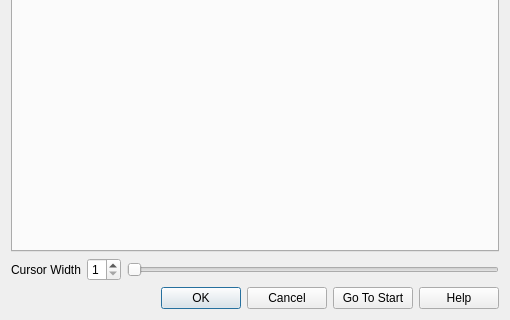
NifTK/NifTK, file Code/Gui/MITK/Plugins/uk.ac.ucl.cmic.midasmorphologicalsegmentor/src/internal/MIDASMorphologicalSegmentorViewControls.ui: the form before one commit; both pictures show x 0 to 510 and y 385 to 705 of the 510 by 705 pixel window.
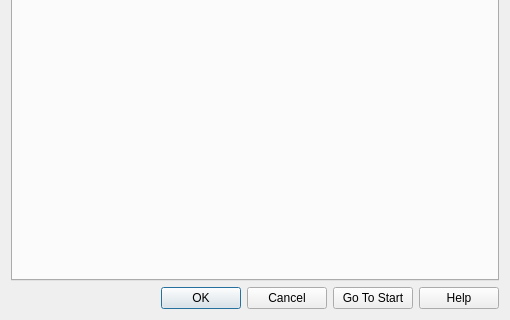
The form after the commit. The open tabs and pages were chosen to show the change. Custom widgets are drawn as their Qt base class.

Patch:
```diff
--- a/Code/Gui/MITK/Plugins/uk.ac.ucl.cmic.midasmorphologicalsegmentor/src/internal/MIDASMorphologicalSegmentorViewControls.ui
+++ b/Code/Gui/MITK/Plugins/uk.ac.ucl.cmic.midasmorphologicalsegmentor/src/internal/MIDASMorphologicalSegmentorViewControls.ui
@@ -424,61 +424,6 @@
        </widget>
       </widget>
      </item>
-     <item>
-      <layout class="QGridLayout" name="m_CurosrWidthGridLayout">
-       <item row="0" column="0">
-        <widget class="QLabel" name="m_CursorWidthLabel">
-         <property name="sizePolicy">
-          <sizepolicy hsizetype="Preferred" vsizetype="Preferred">
-           <horstretch>0</horstretch>
-           <verstretch>0</verstretch>
-          </sizepolicy>
-         </property>
-         <property name="text">
-          <string>Cursor Width</string>
-         </property>
-        </widget>
-       </item>
-       <item row="0" column="1">
-        <widget class="QSpinBox" name="m_CursorWidthSpinBox">
-         <property name="sizePolicy">
-          <sizepolicy hsizetype="Minimum" vsizetype="Fixed">
-           <horstretch>0</horstretch>
-           <verstretch>0</verstretch>
-          </sizepolicy>
-         </property>
-         <property name="toolTip">
-          <string>Cursor width</string>
-         </property>
-         <property name="minimum">
-          <number>1</number>
-         </property>
-         <property name="maximum">
-          <number>6</number>
-         </property>
-        </widget>
-       </item>
-       <item row="0" column="2">
-        <widget class="QSlider" name="m_CursorWidthSlider">
-         <property name="toolTip">
-          <string>Cursor width</string>
-         </property>
-         <property name="minimum">
-          <number>1</number>
-         </property>
-         <property name="maximum">
-          <number>6</number>
-         </property>
-         <property name="pageStep">
-          <number>1</number>
-         </property>
-         <property name="orientation">
-          <enum>Qt::Horizontal</enum>
-         </property>
-        </widget>
-       </item>
-      </layout>
-     </item>
      <item>
       <layout class="QGridLayout" name="m_ButtomButtonsLayout">
        <item row="0" column="0">
```
Left out of the diff: 2 changed lines with no effect on the pictures.
